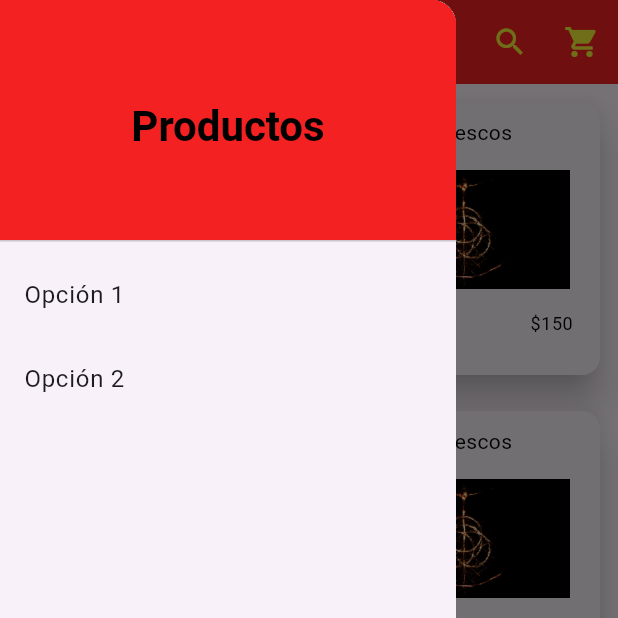
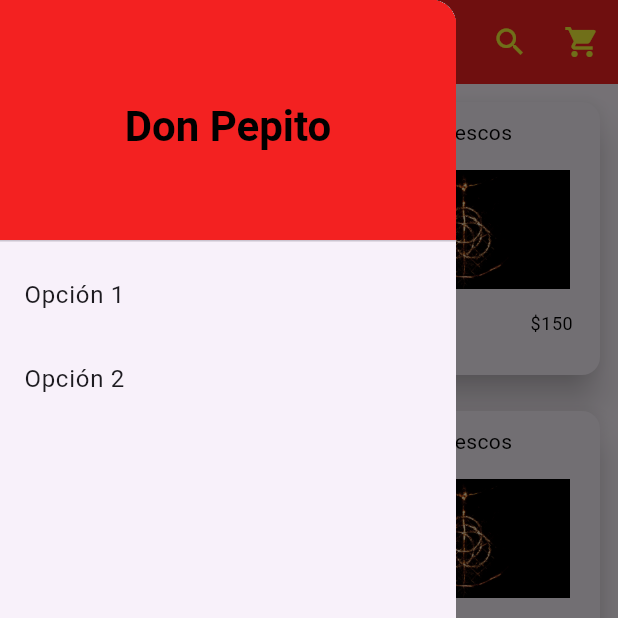
Before and after one commit to ChrisRamirez11/shopping_app, a Flutter app: the screen it shows after launch, with the side drawer open, on a phone screen of 412 x 824 dp, the top half of it. Run offline on Flutter 3.47's test engine with Material 3 defaults, Android fonts, the phone set to English and light mode, and no system bars; our stand-ins replace rxdart, shared_preferences.

Commit message:
minimal change in MenuDrawer

```diff
--- a/lib/widgets/menu_drawer.dart
+++ b/lib/widgets/menu_drawer.dart
@@ -19,7 +19,7 @@ class MenuDrawer extends StatelessWidget {
             child: Center(
                 child: Text(
               style: Theme.of(context).textTheme.headlineMedium,
-              'Productos',
+              'Don Pepito',
             )),
           ),
           ListTile(
```
